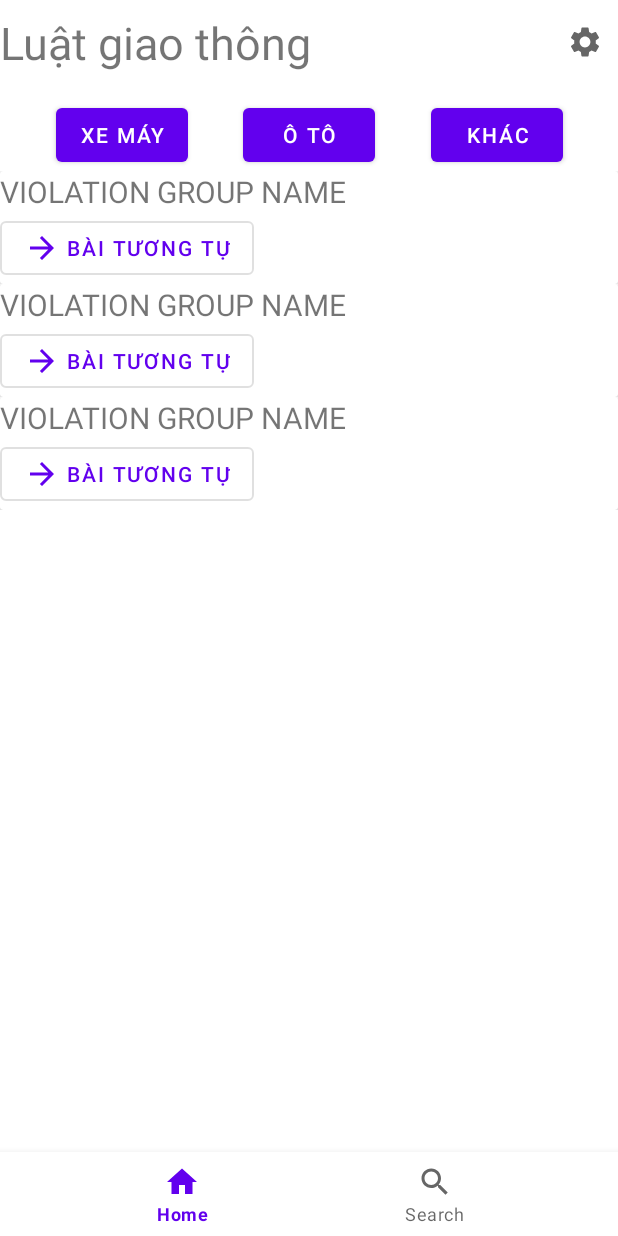
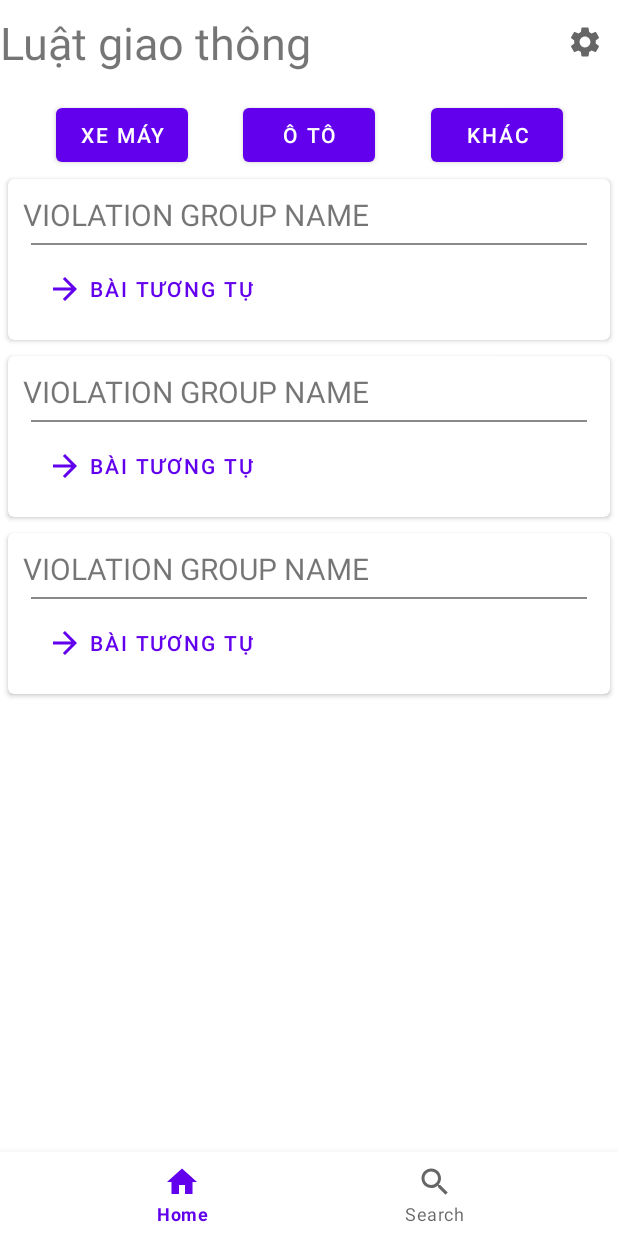
Before and after one commit to ngotuankiet/ChongCongAnTom, an Android app: the layout fragment_home.xml on its own in the app's theme, with its tools: preview values and no code run, on a phone screen of 412 x 824 dp. Run offline under Robolectric (Android 15) with nearby library versions, the phone set to English and light mode, and no system bars.

Commit message:
xong 1 chut UI

```diff
--- a/TrafficLaws/app/src/main/java/com/kietngo/example/laws/traffic/ui/home/ViolationAdapter.kt
+++ b/TrafficLaws/app/src/main/java/com/kietngo/example/laws/traffic/ui/home/ViolationAdapter.kt
@@ -13,12 +13,17 @@ import com.kietngo.example.laws.traffic.ui.model.ViolationUI
 class ViolationAdapter : ListAdapter<ViolationUI,ViolationAdapter.ViolationViewHolder>(ViolationAdapter.ViolationDiffUtil) {
 
     private lateinit var binding : ItemViolationBinding
+    lateinit var onClick: () -> Unit
 
     inner class ViolationViewHolder(itemView: View) : RecyclerView.ViewHolder(itemView){
 
         fun bind(violationUI : ViolationUI){
             binding.tvTitleViolation.text = violationUI.violation.name
             binding.tvValueViolation.text = violationUI.violation.fines
+
+            itemView.setOnClickListener {
+                onClick()
+            }
         }
 
     }
--- /dev/null
+++ b/TrafficLaws/app/src/main/java/com/kietngo/example/laws/traffic/ui/model/ButtonUI.kt
@@ -0,0 +1,5 @@
+package com.kietngo.example.laws.traffic.ui.model
+
+data class ButtonUI(
+    val onClick : () -> Unit
+)
--- /dev/null
+++ b/TrafficLaws/app/src/main/res/drawable/custom_item_violation.xml
@@ -0,0 +1,12 @@
+<?xml version="1.0" encoding="utf-8"?>
+<shape xmlns:android="http://schemas.android.com/apk/res/android" >
+<!--    <gradient android:startColor="#ff0800"-->
+<!--        android:endColor="#ffff00"-->
+<!--        android:angle="270"  />-->
+
+    <stroke android:color="#BA605D5D"
+        android:width="2dp"/>
+
+    <corners android:radius="10dp"/>
+
+</shape>
--- a/TrafficLaws/app/src/main/res/layout/fragment_home.xml
+++ b/TrafficLaws/app/src/main/res/layout/fragment_home.xml
@@ -74,7 +74,8 @@
             android:id="@+id/list_violation_group"
             tools:listitem="@layout/item_violation_group"
             android:layout_width="match_parent"
-            android:layout_height="wrap_content"
+            android:layout_height="0dp"
+            app:layout_constraintBottom_toTopOf="@id/bottom_nav"
             app:layout_constraintTop_toBottomOf="@id/btn_laws_motorcycle" />
 
     </androidx.constraintlayout.widget.ConstraintLayout>
--- a/TrafficLaws/app/src/main/res/layout/item_violation.xml
+++ b/TrafficLaws/app/src/main/res/layout/item_violation.xml
@@ -22,5 +22,10 @@
             android:lines="2"
             android:layout_width="wrap_content"
             android:layout_height="wrap_content"/>
+        <View
+            android:layout_margin="2dp"
+            android:background="#BA605D5D"
+            android:layout_width="match_parent"
+            android:layout_height="1dp"/>
     </LinearLayout>
 </layout>
--- a/TrafficLaws/app/src/main/res/layout/item_violation_group.xml
+++ b/TrafficLaws/app/src/main/res/layout/item_violation_group.xml
@@ -11,10 +11,14 @@
         android:layout_width="match_parent"
         android:layout_height="wrap_content">
         <androidx.cardview.widget.CardView
+            app:cardCornerRadius="4dp"
+            android:layout_margin="5dp"
+            android:background="@drawable/custom_item_violation"
             android:layout_width="match_parent"
             android:layout_height="wrap_content"
             >
             <LinearLayout
+                android:padding="10dp"
                 android:id="@+id/view_on_top"
                 android:orientation="vertical"
                 android:layout_width="match_parent"
@@ -25,6 +29,11 @@
                     android:layout_height="wrap_content"
                     android:text="@string/violation_group_name"
                     android:textSize="20sp" />
+                <View
+                    android:layout_margin="5dp"
+                    android:background="#BA605D5D"
+                    android:layout_width="match_parent"
+                    android:layout_height="1dp"/>
                 <androidx.recyclerview.widget.RecyclerView
                     android:id="@+id/list_violation"
                     android:layout_width="match_parent"
@@ -37,7 +46,8 @@
                     android:layout_width="wrap_content"
                     android:layout_height="wrap_content"
                     android:text="@string/more_violation"
-                    app:icon="@drawable/ic_baseline_arrow_forward_24" />
+                    app:icon="@drawable/ic_baseline_arrow_forward_24"
+                    app:strokeColor="@color/white_color" />
             </LinearLayout>
         </androidx.cardview.widget.CardView>
     </LinearLayout>
--- a/TrafficLaws/app/src/main/res/values/colors.xml
+++ b/TrafficLaws/app/src/main/res/values/colors.xml
@@ -7,4 +7,5 @@
     <color name="teal_700">#FF018786</color>
     <color name="black">#FF000000</color>
     <color name="white">#FFFFFFFF</color>
+    <color name="white_color">#FFFFFF</color>
 </resources>
```
Also changed, not shown: TrafficLaws/app/src/main/java/com/kietngo/example/laws/traffic/repository/Event.kt (added, +59 -0 lines), TrafficLaws/app/src/main/java/com/kietngo/example/laws/traffic/ui/home/HomeFragment.kt (+17 -1 lines), TrafficLaws/app/src/main/java/com/kietngo/example/laws/traffic/ui/home/HomeViewModel.kt (+17 -0 lines), TrafficLaws/app/src/main/java/com/kietngo/example/laws/traffic/ui/home/ViolationGroupAdapter.kt (+13 -1 lines), TrafficLaws/app/src/main/java/com/kietngo/example/laws/traffic/ui/violation/ViolationFragment.kt (added, +27 -0 lines), TrafficLaws/app/src/main/res/layout/fragment_violation.xml (added, +21 -0 lines), TrafficLaws/app/src/main/res/navigation/nav_host.xml (+9 -1 lines).
